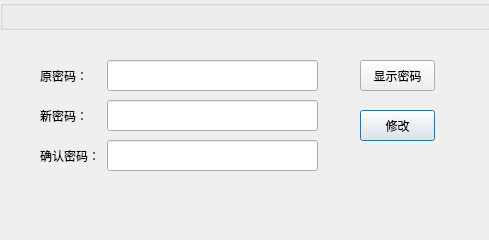
The window that inputinitkeyui.ui (realth000/keycontainer) describes before a commit, drawn with Qt 5.
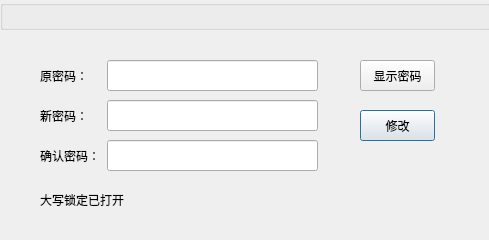
The same window after the commit. Custom widgets are drawn as their Qt base class.

What changed in the file:
```diff
--- a/inputinitkeyui.ui
+++ b/inputinitkeyui.ui
@@ -140,6 +140,19 @@
     <string>显示密码</string>
    </property>
   </widget>
+  <widget class="QLabel" name="capsLockHintL">
+   <property name="geometry">
+    <rect>
+     <x>40</x>
+     <y>190</y>
+     <width>90</width>
+     <height>20</height>
+    </rect>
+   </property>
+   <property name="text">
+    <string>大写锁定已打开</string>
+   </property>
+  </widget>
  </widget>
  <customwidgets>
   <customwidget>
```
